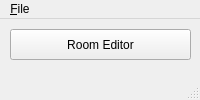
First picture: the form in mainwindow.ui, repository CaptainSwag101/Torizo, before the edit.
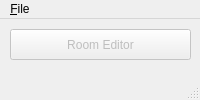
Second picture: the form after the edit.

```diff
--- a/mainwindow.ui
+++ b/mainwindow.ui
@@ -21,6 +21,9 @@
   </property>
   <widget class="QWidget" name="centralwidget">
    <widget class="QPushButton" name="roomEditorButton">
+    <property name="enabled">
+     <bool>false</bool>
+    </property>
     <property name="geometry">
      <rect>
       <x>10</x>
```
Left out of the diff: 12 changed lines with no effect on the pictures.
